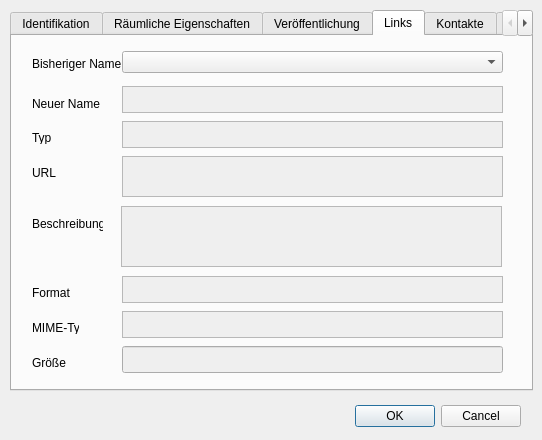
Old version of the form pg_metadata/resources/ui/edit_metadata_dialog.ui in the repository effjot/qgis-pgmetadata-plugin.
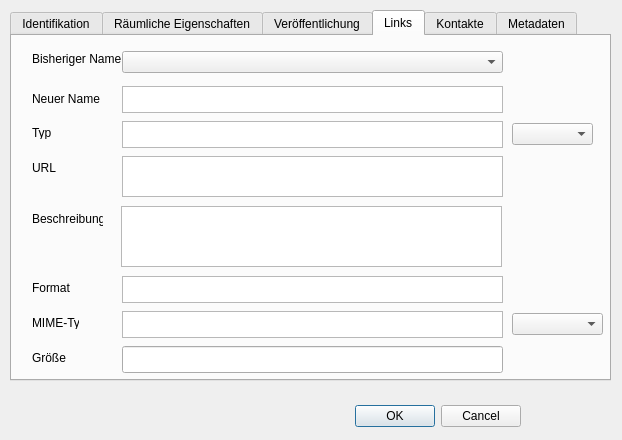
New version of the form. The open tabs and pages were chosen to show the change. Custom widgets are drawn as their Qt base class.

Commit message:
In tab 'Links': automatic selection of 'add link'
TODO SQL for add link, check if necessary boxes are populated

Patch:
```diff
--- a/pg_metadata/resources/ui/edit_metadata_dialog.ui
+++ b/pg_metadata/resources/ui/edit_metadata_dialog.ui
@@ -6,7 +6,7 @@
    <rect>
     <x>0</x>
     <y>0</y>
-    <width>542</width>
+    <width>622</width>
     <height>440</height>
    </rect>
   </property>
@@ -34,12 +34,12 @@
     <rect>
      <x>10</x>
      <y>10</y>
-     <width>523</width>
-     <height>381</height>
+     <width>601</width>
+     <height>371</height>
     </rect>
    </property>
    <property name="currentIndex">
-    <number>3</number>
+    <number>0</number>
    </property>
    <widget class="QWidget" name="tab">
     <attribute name="title">
@@ -362,7 +362,7 @@
      <property name="geometry">
       <rect>
        <x>20</x>
-       <y>20</y>
+       <y>15</y>
        <width>111</width>
        <height>16</height>
       </rect>
@@ -375,7 +375,7 @@
      <property name="geometry">
       <rect>
        <x>20</x>
-       <y>95</y>
+       <y>90</y>
        <width>47</width>
        <height>13</height>
       </rect>
@@ -388,7 +388,7 @@
      <property name="geometry">
       <rect>
        <x>20</x>
-       <y>180</y>
+       <y>175</y>
        <width>71</width>
        <height>16</height>
       </rect>
@@ -401,7 +401,7 @@
      <property name="geometry">
       <rect>
        <x>20</x>
-       <y>250</y>
+       <y>245</y>
        <width>47</width>
        <height>13</height>
       </rect>
@@ -414,7 +414,7 @@
      <property name="geometry">
       <rect>
        <x>20</x>
-       <y>285</y>
+       <y>280</y>
        <width>47</width>
        <height>13</height>
       </rect>
@@ -427,7 +427,7 @@
      <property name="geometry">
       <rect>
        <x>20</x>
-       <y>320</y>
+       <y>315</y>
        <width>47</width>
        <height>13</height>
       </rect>
@@ -440,7 +440,7 @@
      <property name="geometry">
       <rect>
        <x>20</x>
-       <y>130</y>
+       <y>125</y>
        <width>47</width>
        <height>13</height>
       </rect>
@@ -461,13 +461,19 @@
      <property name="currentText">
       <string/>
      </property>
+     <property name="currentIndex">
+      <number>-1</number>
+     </property>
+     <property name="maxVisibleItems">
+      <number>15</number>
+     </property>
      <property name="placeholderText">
       <string>QComboBox mit allen Link-Bezeichnungen</string>
      </property>
     </widget>
     <widget class="QTextEdit" name="textbox_link_type">
      <property name="enabled">
-      <bool>false</bool>
+      <bool>true</bool>
      </property>
      <property name="geometry">
       <rect>
@@ -483,7 +489,7 @@
     </widget>
     <widget class="QTextEdit" name="textbox_link_url">
      <property name="enabled">
-      <bool>false</bool>
+      <bool>true</bool>
      </property>
      <property name="geometry">
       <rect>
@@ -496,7 +502,7 @@
     </widget>
     <widget class="QTextEdit" name="textbox_link_description">
      <property name="enabled">
-      <bool>false</bool>
+      <bool>true</bool>
      </property>
      <property name="geometry">
       <rect>
@@ -509,7 +515,7 @@
     </widget>
     <widget class="QTextEdit" name="textbox_link_format">
      <property name="enabled">
-      <bool>false</bool>
+      <bool>true</bool>
      </property>
      <property name="geometry">
       <rect>
@@ -522,7 +528,7 @@
     </widget>
     <widget class="QTextEdit" name="textbox_link_mime">
      <property name="enabled">
-      <bool>false</bool>
+      <bool>true</bool>
      </property>
      <property name="geometry">
       <rect>
@@ -535,7 +541,7 @@
     </widget>
     <widget class="QLineEdit" name="lineEdit_link_size">
      <property name="enabled">
-      <bool>false</bool>
+      <bool>true</bool>
      </property>
      <property name="geometry">
       <rect>
@@ -553,7 +559,7 @@
      <property name="geometry">
       <rect>
        <x>20</x>
-       <y>60</y>
+       <y>55</y>
        <width>71</width>
        <height>16</height>
       </rect>
@@ -564,7 +570,7 @@
     </widget>
     <widget class="QTextEdit" name="textbox_link_name">
      <property name="enabled">
-      <bool>false</bool>
+      <bool>true</bool>
      </property>
      <property name="geometry">
       <rect>
@@ -575,6 +581,26 @@
       </rect>
      </property>
     </widget>
+    <widget class="QComboBox" name="comboBox_link_type">
+     <property name="geometry">
+      <rect>
+       <x>500</x>
+       <y>87</y>
+       <width>81</width>
+       <height>22</height>
+      </rect>
+     </property>
+    </widget>
+    <widget class="QComboBox" name="comboBox_link_mime">
+     <property name="geometry">
+      <rect>
+       <x>500</x>
+       <y>277</y>
+       <width>91</width>
+       <height>22</height>
+      </rect>
+     </property>
+    </widget>
    </widget>
    <widget class="QWidget" name="contacts">
     <attribute name="title">
```
The commit also changes 1 other file.
